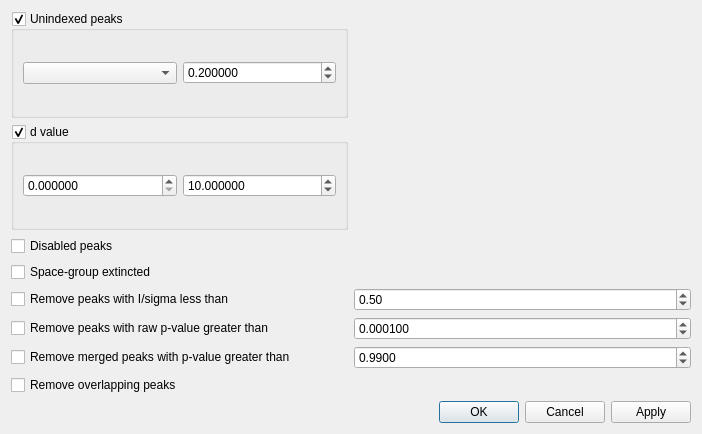
k61n/openhkl, file apps/nsxqt/ui/DialogPeakFilter.ui: the form before one commit.
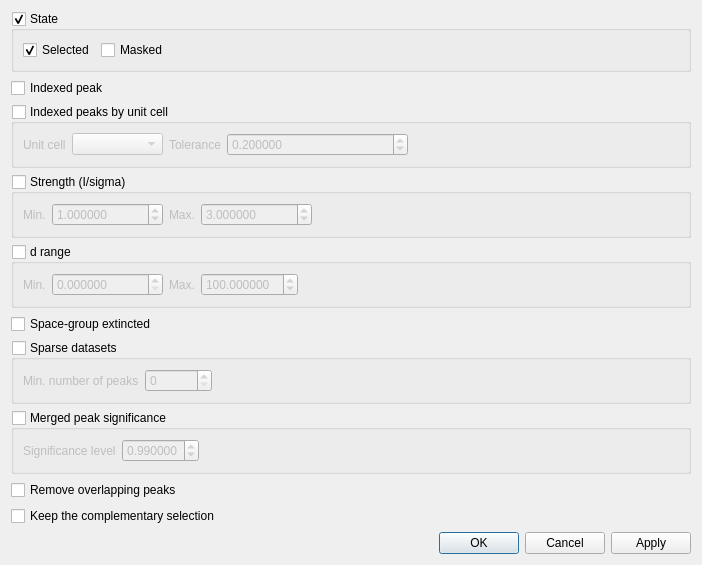
The form after the commit.

Commit message: Added new peak filter Refactored PeakFilter dialog Removed unused pValue in Peak3D

```diff
--- a/apps/nsxqt/ui/DialogPeakFilter.ui
+++ b/apps/nsxqt/ui/DialogPeakFilter.ui
@@ -7,7 +7,7 @@
     <x>0</x>
     <y>0</y>
     <width>702</width>
-    <height>434</height>
+    <height>540</height>
    </rect>
   </property>
   <property name="windowTitle">
@@ -16,59 +16,67 @@
   <layout class="QGridLayout" name="gridLayout_2">
    <item row="0" column="0">
     <layout class="QGridLayout" name="gridLayout">
-     <item row="7" column="0">
-      <widget class="QCheckBox" name="overlapping">
-       <property name="text">
-        <string>Remove overlapping peaks</string>
+     <item row="10" column="0">
+      <widget class="QGroupBox" name="sparseDataSets">
+       <property name="title">
+        <string>Sparse datasets</string>
        </property>
-      </widget>
-     </item>
-     <item row="6" column="2">
-      <widget class="QDoubleSpinBox" name="spinBoxMergedP">
-       <property name="decimals">
-        <number>4</number>
+       <property name="checkable">
+        <bool>true</bool>
        </property>
-       <property name="maximum">
-        <double>1.000000000000000</double>
+       <property name="checked">
+        <bool>false</bool>
        </property>
-       <property name="singleStep">
-        <double>0.000100000000000</double>
-       </property>
-       <property name="value">
-        <double>0.990000000000000</double>
-       </property>
+       <layout class="QHBoxLayout" name="horizontalLayout_5">
+        <item>
+         <widget class="QLabel" name="label_6">
+          <property name="text">
+           <string>Min. number of peaks</string>
+          </property>
+         </widget>
+        </item>
+        <item>
+         <widget class="QSpinBox" name="minNumPeaks">
+          <property name="maximum">
+           <number>100000</number>
+          </property>
+         </widget>
+        </item>
+        <item>
+         <spacer name="horizontalSpacer">
+          <property name="orientation">
+           <enum>Qt::Horizontal</enum>
+          </property>
+          <property name="sizeHint" stdset="0">
+           <size>
+            <width>40</width>
+            <height>20</height>
+           </size>
+          </property>
+         </spacer>
+        </item>
+       </layout>
       </widget>
      </item>
-     <item row="2" column="0">
-      <widget class="QCheckBox" name="disabled">
-       <property name="text">
-        <string>Disabled peaks</string>
-       </property>
-      </widget>
-     </item>
-     <item row="4" column="0">
-      <widget class="QCheckBox" name="checkIsigma">
-       <property name="text">
-        <string>Remove peaks with I/sigma less than</string>
-       </property>
-      </widget>
-     </item>
-     <item row="5" column="0">
-      <widget class="QCheckBox" name="checkPValue">
-       <property name="text">
-        <string>Remove peaks with raw p-value greater than</string>
-       </property>
-      </widget>
-     </item>
-     <item row="1" column="0">
+     <item row="8" column="0">
       <widget class="QGroupBox" name="dRange">
        <property name="title">
-        <string>d value</string>
+        <string>d range</string>
        </property>
        <property name="checkable">
         <bool>true</bool>
        </property>
-       <layout class="QHBoxLayout" name="horizontalLayout_2">
+       <property name="checked">
+        <bool>false</bool>
+       </property>
+       <layout class="QHBoxLayout" name="horizontalLayout_2" stretch="0,0,0,0,1">
+        <item>
+         <widget class="QLabel" name="label_4">
+          <property name="text">
+           <string>Min.</string>
+          </property>
+         </widget>
+        </item>
         <item>
          <widget class="QDoubleSpinBox" name="dmin">
           <property name="decimals">
@@ -82,6 +90,13 @@
           </property>
          </widget>
         </item>
+        <item>
+         <widget class="QLabel" name="label_5">
+          <property name="text">
+           <string>Max.</string>
+          </property>
+         </widget>
+        </item>
         <item>
          <widget class="QDoubleSpinBox" name="dmax">
           <property name="decimals">
@@ -94,61 +109,208 @@
            <double>0.010000000000000</double>
           </property>
           <property name="value">
-           <double>10.000000000000000</double>
+           <double>100.000000000000000</double>
           </property>
          </widget>
         </item>
+        <item>
+         <spacer name="horizontalSpacer_2">
+          <property name="orientation">
+           <enum>Qt::Horizontal</enum>
+          </property>
+          <property name="sizeHint" stdset="0">
+           <size>
+            <width>40</width>
+            <height>20</height>
+           </size>
+          </property>
+         </spacer>
+        </item>
        </layout>
       </widget>
      </item>
-     <item row="4" column="2">
-      <widget class="QDoubleSpinBox" name="spinBoxIsigma">
-       <property name="minimum">
-        <double>-1000.000000000000000</double>
+     <item row="13" column="0">
+      <widget class="QCheckBox" name="overlapping">
+       <property name="toolTip">
+        <string>&lt;html&gt;&lt;head/&gt;&lt;body&gt;&lt;p&gt;Keep the peaks which do not overlap&lt;/p&gt;&lt;/body&gt;&lt;/html&gt;</string>
        </property>
-       <property name="maximum">
-        <double>1000.000000000000000</double>
+       <property name="text">
+        <string>Remove overlapping peaks</string>
        </property>
-       <property name="singleStep">
-        <double>0.010000000000000</double>
-       </property>
-       <property name="value">
-        <double>0.500000000000000</double>
-       </property>
-      </widget>
-     </item>
-     <item row="5" column="2">
-      <widget class="QDoubleSpinBox" name="spinBoxPValue">
-       <property name="decimals">
-        <number>6</number>
-       </property>
-       <property name="singleStep">
-        <double>0.000001000000000</double>
-       </property>
-       <property name="value">
-        <double>0.000100000000000</double>
+       <property name="checked">
+        <bool>false</bool>
        </property>
       </widget>
      </item>
      <item row="6" column="0">
-      <widget class="QCheckBox" name="checkBoxMergedP">
-       <property name="text">
-        <string>Remove merged peaks with p-value greater than</string>
+      <widget class="QGroupBox" name="strength">
+       <property name="title">
+        <string>Strength (I/sigma)</string>
        </property>
+       <property name="checkable">
+        <bool>true</bool>
+       </property>
+       <property name="checked">
+        <bool>false</bool>
+       </property>
+       <layout class="QHBoxLayout" name="horizontalLayout_3" stretch="0,0,0,0,1">
+        <item>
+         <widget class="QLabel" name="label">
+          <property name="text">
+           <string>Min.</string>
+          </property>
+         </widget>
+        </item>
+        <item>
+         <widget class="QDoubleSpinBox" name="strengthMin">
+          <property name="decimals">
+           <number>6</number>
+          </property>
+          <property name="minimum">
+           <double>0.000000000000000</double>
+          </property>
+          <property name="maximum">
+           <double>1000000.000000000000000</double>
+          </property>
+          <property name="singleStep">
+           <double>0.010000000000000</double>
+          </property>
+          <property name="value">
+           <double>1.000000000000000</double>
+          </property>
+         </widget>
+        </item>
+        <item>
+         <widget class="QLabel" name="label_2">
+          <property name="text">
+           <string>Max.</string>
+          </property>
+         </widget>
+        </item>
+        <item>
+         <widget class="QDoubleSpinBox" name="strengthMax">
+          <property name="decimals">
+           <number>6</number>
+          </property>
+          <property name="minimum">
+           <double>0.000000000000000</double>
+          </property>
+          <property name="maximum">
+           <double>1000000.000000000000000</double>
+          </property>
+          <property name="singleStep">
+           <double>0.010000000000000</double>
+          </property>
+          <property name="value">
+           <double>3.000000000000000</double>
+          </property>
+         </widget>
+        </item>
+        <item>
+         <spacer name="horizontalSpacer_3">
+          <property name="orientation">
+           <enum>Qt::Horizontal</enum>
+          </property>
+          <property name="sizeHint" stdset="0">
+           <size>
+            <width>40</width>
+            <height>20</height>
+           </size>
+          </property>
+         </spacer>
+        </item>
+       </layout>
       </widget>
      </item>
-     <item row="0" column="0">
-      <widget class="QGroupBox" name="unindexed">
+     <item row="2" column="0">
+      <widget class="QGroupBox" name="state">
+       <property name="toolTip">
+        <string>&lt;html&gt;&lt;head/&gt;&lt;body&gt;&lt;p&gt;Keep the peaks which are selected/unselected and/or masked/unmasked&lt;/p&gt;&lt;/body&gt;&lt;/html&gt;</string>
+       </property>
        <property name="title">
-        <string>Unindexed peaks</string>
+        <string>State</string>
        </property>
+       <property name="flat">
+        <bool>false</bool>
+       </property>
        <property name="checkable">
         <bool>true</bool>
        </property>
-       <layout class="QHBoxLayout" name="horizontalLayout">
+       <property name="checked">
+        <bool>true</bool>
+       </property>
+       <layout class="QHBoxLayout" name="horizontalLayout_4" stretch="0,0,1">
+        <item>
+         <widget class="QCheckBox" name="selected">
+          <property name="text">
+           <string>Selected</string>
+          </property>
+          <property name="checked">
+           <bool>true</bool>
+          </property>
+         </widget>
+        </item>
+        <item>
+         <widget class="QCheckBox" name="masked">
+          <property name="text">
+           <string>Masked</string>
+          </property>
+         </widget>
+        </item>
+        <item>
+         <spacer name="horizontalSpacer_4">
+          <property name="orientation">
+           <enum>Qt::Horizontal</enum>
+          </property>
+          <property name="sizeHint" stdset="0">
+           <size>
+            <width>40</width>
+            <height>20</height>
+           </size>
+          </property>
+         </spacer>
+        </item>
+       </layout>
+      </widget>
+     </item>
+     <item row="4" column="0">
+      <widget class="QGroupBox" name="indexedByUnitCell">
+       <property name="toolTip">
+        <string>&lt;html&gt;&lt;head/&gt;&lt;body&gt;&lt;p&gt;Keep the peaks which are indexable with a given unit cell&lt;/p&gt;&lt;/body&gt;&lt;/html&gt;</string>
+       </property>
+       <property name="title">
+        <string>Indexed peaks by unit cell</string>
+       </property>
+       <property name="checkable">
+        <bool>true</bool>
+       </property>
+       <property name="checked">
+        <bool>false</bool>
+       </property>
+       <layout class="QHBoxLayout" name="horizontalLayout" stretch="0,1,0,2,3">
+        <item>
+         <widget class="QLabel" name="label_7">
+          <property name="text">
+           <string>Unit cell</string>
+          </property>
+         </widget>
+        </item>
         <item>
          <widget class="QComboBox" name="unitCells"/>
         </item>
+        <item>
+         <widget class="QLabel" name="label_3">
+          <property name="sizePolicy">
+           <sizepolicy hsizetype="Minimum" vsizetype="Preferred">
+            <horstretch>0</horstretch>
+            <verstretch>0</verstretch>
+           </sizepolicy>
+          </property>
+          <property name="text">
+           <string>Tolerance</string>
+          </property>
+         </widget>
+        </item>
         <item>
          <widget class="QDoubleSpinBox" name="indexingTolerance">
           <property name="decimals">
@@ -162,10 +324,91 @@
           </property>
          </widget>
         </item>
+        <item>
+         <spacer name="horizontalSpacer_5">
+          <property name="orientation">
+           <enum>Qt::Horizontal</enum>
+          </property>
+          <property name="sizeHint" stdset="0">
+           <size>
+            <width>40</width>
+            <height>20</height>
+           </size>
+          </property>
+         </spacer>
+        </item>
        </layout>
       </widget>
      </item>
      <item row="3" column="0">
+      <widget class="QCheckBox" name="indexed">
+       <property name="text">
+        <string>Indexed peak</string>
+       </property>
+      </widget>
+     </item>
+     <item row="14" column="0">
+      <widget class="QCheckBox" name="complementary">
+       <property name="toolTip">
+        <string>&lt;html&gt;&lt;head/&gt;&lt;body&gt;&lt;p&gt;Keep the peaks filtered out by the aformentionned filters&lt;/p&gt;&lt;/body&gt;&lt;/html&gt;</string>
+       </property>
+       <property name="text">
+        <string>Keep the complementary selection</string>
+       </property>
+      </widget>
+     </item>
+     <item row="11" column="0">
+      <widget class="QGroupBox" name="mergedPeakSignificance">
+       <property name="title">
+        <string>Merged peak significance</string>
+       </property>
+       <property name="checkable">
+        <bool>true</bool>
+       </property>
+       <property name="checked">
+        <bool>false</bool>
+       </property>
+       <layout class="QHBoxLayout" name="horizontalLayout_6" stretch="0,0,1">
+        <item>
+         <widget class="QLabel" name="label_8">
+          <property name="text">
+           <string>Significance level</string>
+          </property>
+         </widget>
+        </item>
+        <item>
+         <widget class="QDoubleSpinBox" name="significanceLevel">
+          <property name="decimals">
+           <number>6</number>
+          </property>
+          <property name="maximum">
+           <double>1.000000000000000</double>
+          </property>
+          <property name="singleStep">
+           <double>0.000100000000000</double>
+          </property>
+          <property name="value">
+           <double>0.990000000000000</double>
+          </property>
+         </widget>
+        </item>
+        <item>
+         <spacer name="horizontalSpacer_6">
+          <property name="orientation">
+           <enum>Qt::Horizontal</enum>
+          </property>
+          <property name="sizeHint" stdset="0">
+           <size>
+            <width>40</width>
+            <height>20</height>
+           </size>
+          </property>
+         </spacer>
+        </item>
+       </layout>
+      </widget>
+     </item>
+     <item row="9" column="0">
       <widget class="QCheckBox" name="extincted">
        <property name="text">
         <string>Space-group extincted</string>
```
Left out of the diff: 3 changed lines with no effect on the pictures. The commit also changes 13 other files.
